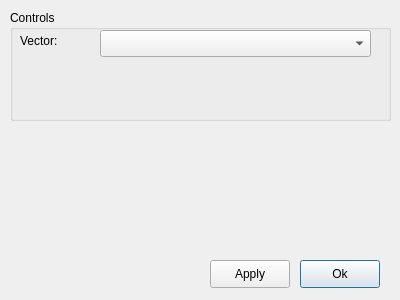
The window that ElmerGUI/vtkpost/vector.ui (tehnick/elmerfem) describes before a commit, drawn with Qt 5.
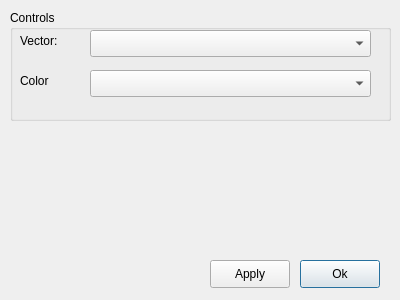
The same window after the commit. Icons and pictures are not drawn.

Diff of the .ui file:
```diff
--- a/ElmerGUI/vtkpost/vector.ui
+++ b/ElmerGUI/vtkpost/vector.ui
@@ -59,9 +59,9 @@
    <widget class="QComboBox" name="vectorCombo" >
     <property name="geometry" >
      <rect>
-      <x>90</x>
+      <x>80</x>
       <y>20</y>
-      <width>271</width>
+      <width>281</width>
       <height>27</height>
      </rect>
     </property>
@@ -79,6 +79,29 @@
      <string>Vector:</string>
     </property>
    </widget>
+   <widget class="QComboBox" name="colorCombo" >
+    <property name="geometry" >
+     <rect>
+      <x>80</x>
+      <y>60</y>
+      <width>281</width>
+      <height>27</height>
+     </rect>
+    </property>
+   </widget>
+   <widget class="QLabel" name="lengthLabel" >
+    <property name="geometry" >
+     <rect>
+      <x>10</x>
+      <y>60</y>
+      <width>54</width>
+      <height>21</height>
+     </rect>
+    </property>
+    <property name="text" >
+     <string>Color</string>
+    </property>
+   </widget>
   </widget>
  </widget>
  <resources>
```
